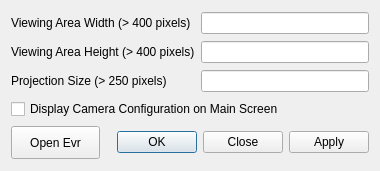
Old version of the form advanced.ui in the repository pcdshub/camviewer.
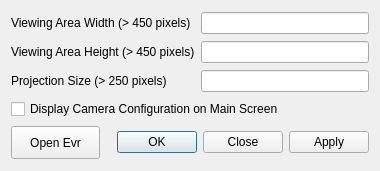
New version of the form.

Patch:
```diff
--- a/advanced.ui
+++ b/advanced.ui
@@ -17,7 +17,7 @@
    <item row="0" column="0" colspan="2">
     <widget class="QLabel" name="label">
      <property name="text">
-      <string>Viewing Area Width (&gt; 400 pixels)</string>
+      <string>Viewing Area Width (&gt; 450 pixels)</string>
      </property>
     </widget>
    </item>
@@ -27,7 +27,7 @@
    <item row="1" column="0" colspan="2">
     <widget class="QLabel" name="label_3">
      <property name="text">
-      <string>Viewing Area Height (&gt; 400 pixels)</string>
+      <string>Viewing Area Height (&gt; 450 pixels)</string>
      </property>
     </widget>
    </item>
```
